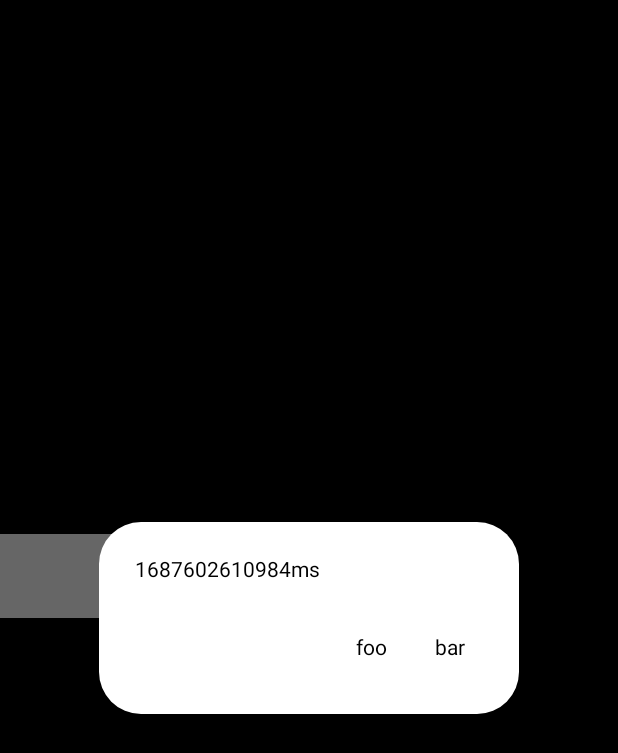
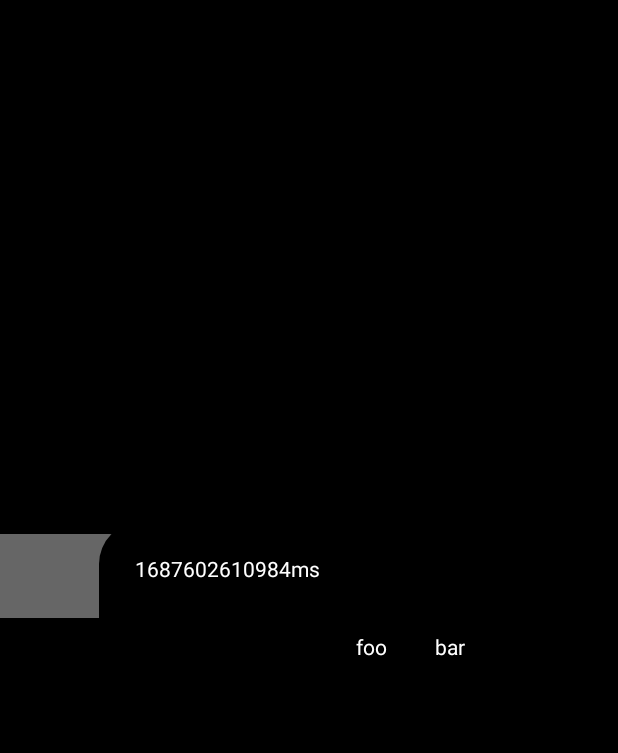
Before and after one commit to StanleyProjects/ComposeDialogs, an Android app built with Jetpack Compose: the screen it shows after launch (MainActivity), after a tap on "dialog", on a phone screen of 412 x 824 dp. Shown: the top 753 px of the screen. Run offline under Robolectric (Android 15) with nearby library versions, the phone set to English and light mode, and no system bars; 2 other taps on this screen came first.

Commit message:
dialog style

```diff
--- a/app/src/main/kotlin/sp/sample/dialogs/App.kt
+++ b/app/src/main/kotlin/sp/sample/dialogs/App.kt
@@ -8,6 +8,8 @@ import androidx.compose.runtime.staticCompositionLocalOf
 import androidx.lifecycle.ViewModel
 import androidx.lifecycle.ViewModelProvider
 import androidx.lifecycle.viewmodel.compose.viewModel
+import sp.ax.jc.dialogs.DialogStyle
+import sp.ax.jc.dialogs.LocalDialogStyle
 
 internal class App : Application() {
     object Theme {
@@ -23,11 +25,16 @@ internal class App : Application() {
             themeState: ThemeState,
             content: @Composable () -> Unit,
         ) {
+            val colors = when (themeState.colorsType) {
+                ColorsType.DARK -> Colors.Dark
+                ColorsType.LIGHT -> Colors.Light
+            }
             CompositionLocalProvider(
-                LocalColors provides when (themeState.colorsType) {
-                    ColorsType.DARK -> Colors.Dark
-                    ColorsType.LIGHT -> Colors.Light
-                },
+                LocalColors provides colors,
+                LocalDialogStyle provides DialogStyle(
+                    background = colors.background,
+                    foreground = colors.foreground,
+                ),
                 content = content,
             )
         }
--- a/app/src/main/kotlin/sp/sample/dialogs/MainActivity.kt
+++ b/app/src/main/kotlin/sp/sample/dialogs/MainActivity.kt
@@ -24,6 +24,7 @@ import androidx.compose.runtime.setValue
 import androidx.compose.ui.Alignment
 import androidx.compose.ui.Modifier
 import androidx.compose.ui.graphics.Color
+import androidx.compose.ui.platform.LocalContext
 import androidx.compose.ui.text.TextStyle
 import androidx.compose.ui.text.style.TextAlign
 import androidx.compose.ui.unit.dp
@@ -132,6 +133,7 @@ internal class MainActivity : AppCompatActivity() {
     override fun onCreate(inState: Bundle?) {
         super.onCreate(inState)
         setContent {
+            LocalContext
             val themeState = App.viewModel<ThemeViewModel>().state.collectAsState()
             Composition(themeState = themeState.value)
         }
--- a/lib/src/main/kotlin/sp/ax/jc/dialogs/Dialog.kt
+++ b/lib/src/main/kotlin/sp/ax/jc/dialogs/Dialog.kt
@@ -72,8 +72,8 @@ fun Dialog(
     vararg buttons: Pair<String, () -> Unit>,
     minWidth: Dp = 280.dp,
     minHeight: Dp = Dp.Unspecified,
-    foregroundColor: Color = Color.Black,
-    backgroundColor: Color = Color.White,
+    foregroundColor: Color = LocalDialogStyle.current.foreground,
+    backgroundColor: Color = LocalDialogStyle.current.background,
     shape: Shape = RoundedCornerShape(28.dp),
     padding: PaddingValues = PaddingValues(24.dp),
     onDismissRequest: () -> Unit,
--- /dev/null
+++ b/lib/src/main/kotlin/sp/ax/jc/dialogs/DialogStyle.kt
@@ -0,0 +1,18 @@
+package sp.ax.jc.dialogs
+
+import androidx.compose.runtime.Immutable
+import androidx.compose.runtime.staticCompositionLocalOf
+import androidx.compose.ui.graphics.Color
+
+@Immutable
+class DialogStyle(
+    val background: Color,
+    val foreground: Color,
+)
+
+val LocalDialogStyle = staticCompositionLocalOf {
+    DialogStyle(
+        background = Color.White,
+        foreground = Color.Black,
+    )
+}
```
